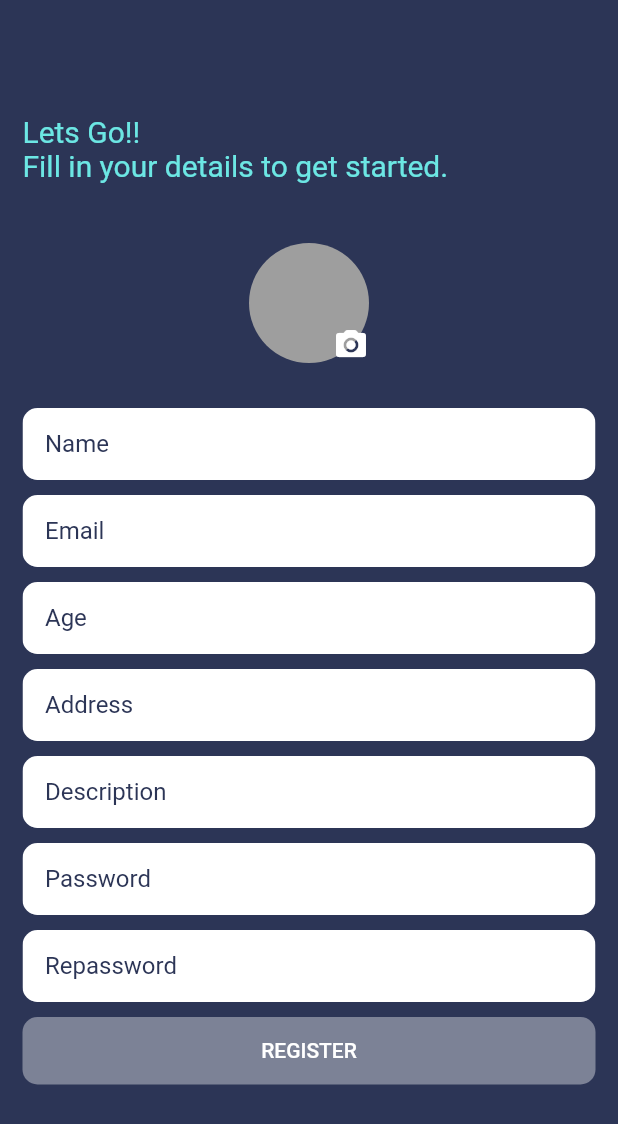
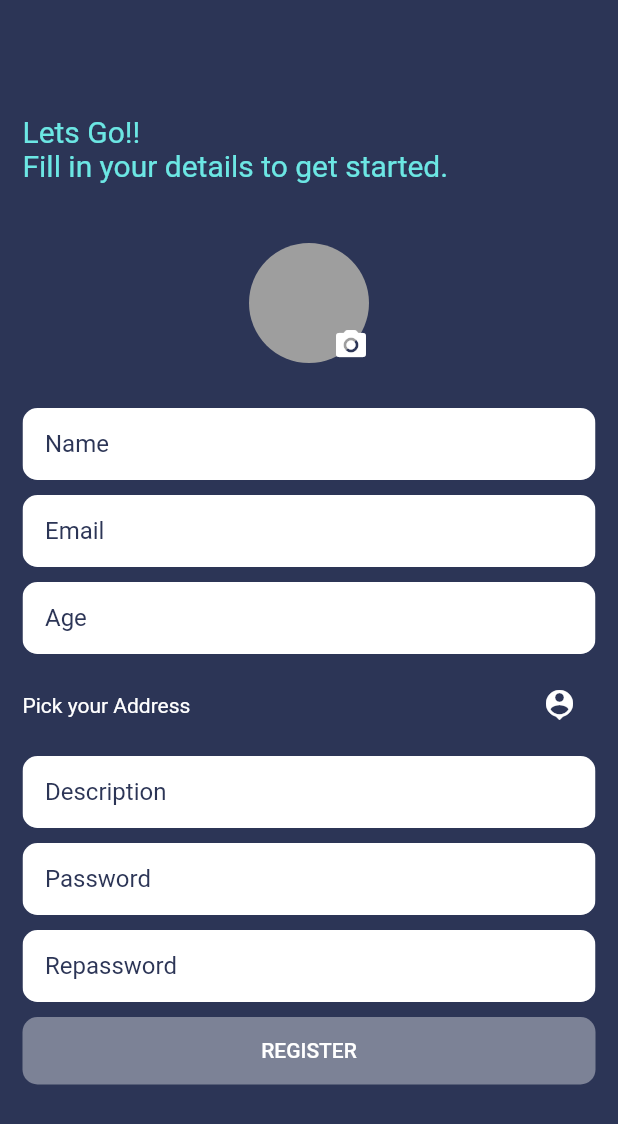
Before and after one commit to reubendeekay/dog_walker, a Flutter app: the OwnerSignup screen opened directly, on a phone screen of 412 x 824 dp. Shown: the top 1124 px of the screen. Run offline on Flutter 3.47's test engine with Material 2 defaults, Android fonts, the phone set to English and light mode, and no system bars; our stand-ins replace cached_network_image, cloud_firestore, file_picker, firebase_auth, firebase_core, firebase_storage and 6 more; missing offline and left inert: flutter_facebook_auth, geocoder2, mobile_scanner; accounts and stored records are empty.

```diff
--- a/lib/providers/admin_provider.dart
+++ b/lib/providers/admin_provider.dart
@@ -25,7 +25,6 @@ class AdminProvider with ChangeNotifier {
           .update({'isEnable': enable});
     }
 
-    print('DONE');
     notifyListeners();
   }
 
--- a/lib/screens/auth/owner_signup.dart
+++ b/lib/screens/auth/owner_signup.dart
@@ -5,6 +5,7 @@ import 'package:dog_walker/models/owner_model.dart';
 import 'package:dog_walker/providers/auth_provider.dart';
 import 'package:dog_walker/screens/auth/login_screen.dart';
 import 'package:dog_walker/screens/owner/dashboard/owner_dashboard.dart';
+import 'package:dog_walker/widgets/add_on_map.dart';
 import 'package:dog_walker/widgets/custom_button.dart';
 import 'package:dog_walker/widgets/custom_textfield.dart';
 import 'package:file_picker/file_picker.dart';
@@ -101,13 +102,33 @@ class _OwnerSignupState extends State<OwnerSignup> {
           const SizedBox(
             height: 10,
           ),
-          CustomTextField(
-            hintText: 'Address',
-            onChanged: (value) {
-              setState(() {
-                address = value;
-              });
-            },
+          Row(
+            children: [
+              const Text('Pick your Address'),
+              const SizedBox(
+                width: 10,
+              ),
+              if (address != null)
+                Text(
+                  address!,
+                  style: TextStyle(color: kPrimaryColor),
+                ),
+              const Spacer(),
+              IconButton(
+                icon: const Icon(Icons.location_history),
+                onPressed: () {
+                  Get.to(
+                    () => AddOnMap(
+                      addressChanged: (loc) {
+                        setState(() {
+                          address = loc.address;
+                        });
+                      },
+                    ),
+                  );
+                },
+              ),
+            ],
           ),
           const SizedBox(
             height: 10,
--- a/lib/screens/owner/dashboard/walker_details_screen.dart
+++ b/lib/screens/owner/dashboard/walker_details_screen.dart
@@ -93,7 +93,9 @@ class _WalkerDetailsScreenState extends State<WalkerDetailsScreen> {
                             : '${widget.walker.from} to ${widget.walker.to}',
                       ),
                       Text(
-                        widget.walker.timing!,
+                        widget.walker.timing == null
+                            ? '8:00 AM - 5:00 PM'
+                            : widget.walker.timing!,
                       ),
                     ],
                   ),
--- a/lib/widgets/custom_textfield.dart
+++ b/lib/widgets/custom_textfield.dart
@@ -7,6 +7,7 @@ class CustomTextField extends StatelessWidget {
       required this.hintText,
       required this.onChanged,
       this.obscureText = false,
+      this.isEnabled = true,
       this.controller,
       this.validator,
       this.isInfinite = false,
@@ -15,6 +16,7 @@ class CustomTextField extends StatelessWidget {
       : super(key: key);
 
   final String hintText;
+  final bool isEnabled;
   final TextEditingController? controller;
   final TextInputType? keyboardType;
   final bool obscureText;
@@ -29,6 +31,7 @@ class CustomTextField extends StatelessWidget {
       borderRadius: BorderRadius.circular(10),
       child: TextFormField(
         controller: controller,
+        enabled: isEnabled,
         keyboardType: keyboardType,
         obscureText: obscureText,
         maxLength: null,
```
Also changed, not shown: lib/screens/auth/walker_signup.dart (+54 -7 lines), lib/widgets/add_on_map.dart (+14 -3 lines).
